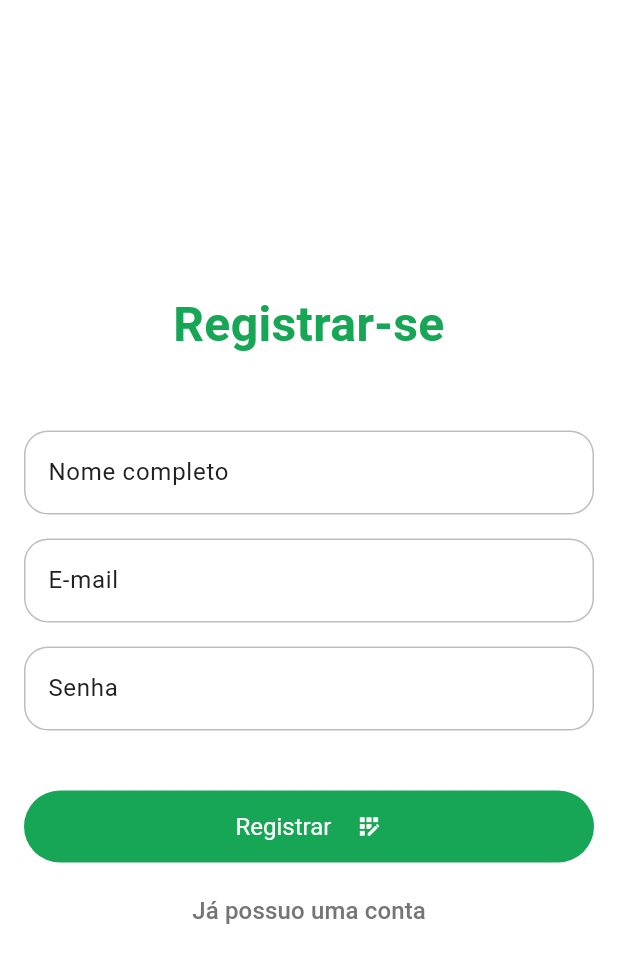
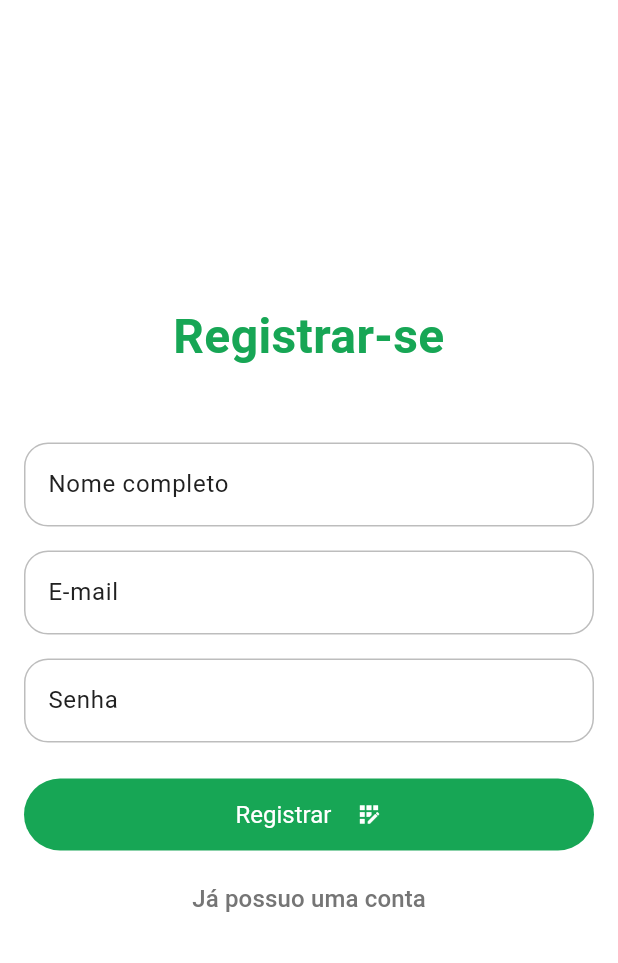
Before and after one commit to RyanS1lva/flutter-auth, a Flutter app: the RegisterPage screen opened by its route, on a phone screen of 412 x 824 dp. Shown: the top 963 px of the screen. Run offline on Flutter 3.47's test engine with Material 3 defaults, Android fonts, the phone set to English and light mode, and no system bars.

Commit message:
refactor: remove unnecessary SizeBox from register_page

```diff
--- a/lib/ui/pages/register_page.dart
+++ b/lib/ui/pages/register_page.dart
@@ -22,7 +22,6 @@ class RegisterPage extends StatelessWidget {
               TextFieldWidget(label: 'E-mail'),
               SizedBox(height: AppSizes.md),
               TextFieldWidget(label: 'Senha'),
-              SizedBox(height: AppSizes.md),
               SizedBox(height: AppSizes.lg),
               SizedBox(
                 height: AppSizes.buttonHeight,
```
